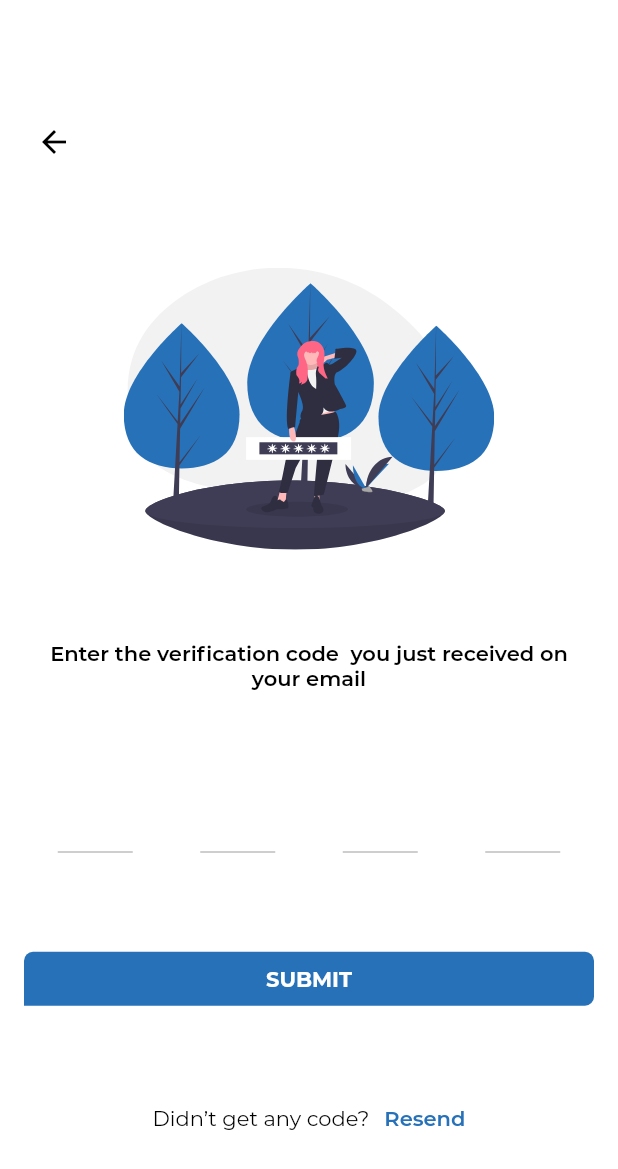
After one commit to Mr-Malomz/cloheaApp_flutter, a Flutter app: the OTPPage screen opened by its route, on a phone screen of 412 x 824 dp. The commit adds this screen. Shown: the top 1169 px of the screen. Run offline on Flutter 3.47's test engine with Material 2 defaults, Android fonts, the phone set to English and light mode, and no system bars; drawn by our look-alikes of otp_text_field; our stand-ins replace email_validator, flutter_svg, flutter_swiper; project files that could hold a hidden picture were left out.

Commit message:
otp screen

```diff
--- a/lib/main.dart
+++ b/lib/main.dart
@@ -3,6 +3,7 @@ import 'package:cloheaApp_flutter/src/screens/forgotPassword.dart';
 import 'package:cloheaApp_flutter/src/screens/landing.dart';
 import 'package:cloheaApp_flutter/src/screens/login.dart';
 import 'package:cloheaApp_flutter/src/screens/newPassword.dart';
+import 'package:cloheaApp_flutter/src/screens/otppage.dart';
 import 'package:cloheaApp_flutter/src/screens/register.dart';
 import 'package:flutter/material.dart';
 
@@ -27,6 +28,7 @@ class MyApp extends StatelessWidget {
         '/forgotPassword': (context) => ForgotPasswordPage(),
         '/newPassword': (context) => NewPasswordPage(),
         '/congratulation': (context) => CongratulationPage(),
+        '/otp': (context) => OTPPage(),
       },
     );
   }
--- a/lib/src/screens/login.dart
+++ b/lib/src/screens/login.dart
@@ -63,7 +63,7 @@ class _LoginPageState extends State<LoginPage> {
                                 'Don’t have an account?',
                                 style: TextStyle(
                                   color: black,
-                                  fontWeight: FontWeight.w600,
+                                  fontWeight: FontWeight.w400,
                                 ),
                               ),
                               HonSpacer(size: 10.0),
--- /dev/null
+++ b/lib/src/screens/otppage.dart
@@ -0,0 +1,109 @@
+import 'package:cloheaApp_flutter/src/utils/colors.dart';
+import 'package:cloheaApp_flutter/src/widgets/buttons.dart';
+import 'package:cloheaApp_flutter/src/widgets/commons.dart';
+import 'package:flutter/material.dart';
+import 'package:flutter_svg/svg.dart';
+import 'package:otp_text_field/otp_field.dart';
+import 'package:otp_text_field/style.dart';
+
+class OTPPage extends StatefulWidget {
+  @override
+  _OTPPageState createState() => _OTPPageState();
+}
+
+class _OTPPageState extends State<OTPPage> {
+  String otp;
+  @override
+  Widget build(BuildContext context) {
+    return Scaffold(
+      backgroundColor: white,
+      body: SafeArea(
+        child: ListView(
+          children: [
+            Container(
+              height: MediaQuery.of(context).size.height,
+              width: MediaQuery.of(context).size.width,
+              child: Padding(
+                padding: const EdgeInsets.symmetric(horizontal: 16.0),
+                child: Column(
+                  mainAxisAlignment: MainAxisAlignment.center,
+                  crossAxisAlignment: CrossAxisAlignment.start,
+                  children: [
+                    ArrowButton(),
+                    VerSpacer(size: 60.0),
+                    Center(
+                      child: SvgPicture.asset('assets/svg/otp.svg',
+                          semanticsLabel: 'otp illustration'),
+                    ),
+                    VerSpacer(size: 60.0),
+                    Text(
+                      'Enter the verification code  you just received on your email',
+                      style: TextStyle(
+                        color: black,
+                        fontWeight: FontWeight.w600,
+                      ),
+                      textAlign: TextAlign.center,
+                    ),
+                    VerSpacer(size: 60.0),
+                    Center(
+                      child: OTPTextField(
+                        length: 4,
+                        keyboardType: TextInputType.number,
+                        width: MediaQuery.of(context).size.width,
+                        textFieldAlignment: MainAxisAlignment.spaceAround,
+                        fieldWidth: 50,
+                        fieldStyle: FieldStyle.underline,
+                        style: TextStyle(fontSize: 17),
+                        onChanged: (pin) {
+                          print("Changed: " + pin);
+                        },
+                        onCompleted: (pin) {
+                          setState(() {
+                            otp = pin;
+                          });
+                        },
+                      ),
+                    ),
+                    VerSpacer(size: 60.0),
+                    LongFillBtn(
+                      text: 'SUBMIT',
+                      funcCall: () {
+                        print(otp);
+                      },
+                    ),
+                    VerSpacer(size: 60.0),
+                    Row(
+                      mainAxisAlignment: MainAxisAlignment.center,
+                      children: [
+                        Text(
+                          'Didn’t get any code?',
+                          style: TextStyle(
+                            color: black,
+                            fontWeight: FontWeight.w400,
+                          ),
+                        ),
+                        HonSpacer(size: 10.0),
+                        InkWell(
+                          onTap: () {
+                            // print(otp);
+                          },
+                          child: Text(
+                            'Resend',
+                            style: TextStyle(
+                              color: primary,
+                              fontWeight: FontWeight.w600,
+                            ),
+                          ),
+                        ),
+                      ],
+                    ),
+                  ],
+                ),
+              ),
+            )
+          ],
+        ),
+      ),
+    );
+  }
+}
--- a/lib/src/screens/register.dart
+++ b/lib/src/screens/register.dart
@@ -79,7 +79,7 @@ class _RegisterPageState extends State<RegisterPage> {
                                 'Already have an account?',
                                 style: TextStyle(
                                   color: black,
-                                  fontWeight: FontWeight.w600,
+                                  fontWeight: FontWeight.w400,
                                 ),
                               ),
                               HonSpacer(size: 10.0),
--- a/pubspec.yaml
+++ b/pubspec.yaml
@@ -26,6 +26,7 @@ dependencies:
     flutter_svg: 0.18.0
     flutter_swiper: ^1.1.6
     email_validator: '^1.0.6'
+    otp_text_field: ^1.0.2
 
     # The following adds the Cupertino Icons font to your application.
     # Use with the CupertinoIcons class for iOS style icons.
```
Also changed, not shown: assets/svg/otp.svg (added), pubspec.lock.
